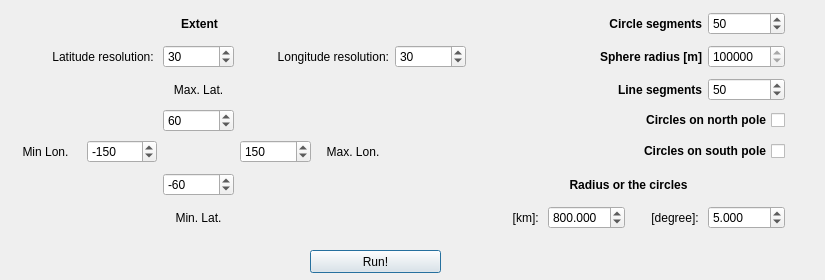
Above: indicatrix_mapper_dialog_base.ui from QnPi/tiss before the change. Below: the same form after it.
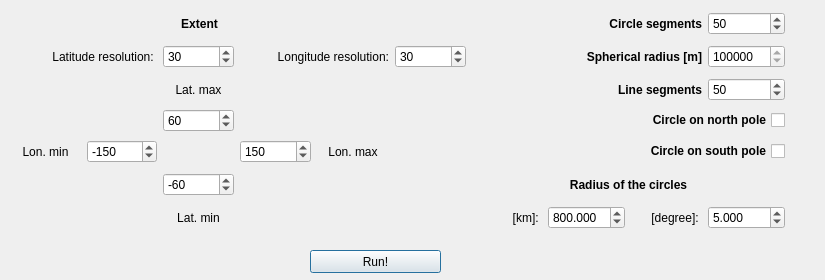
That is the form after the change.

Commit message: fixing ui, typos and engine, projections, metadata

Diff of the .ui file:
```diff
--- a/indicatrix_mapper_dialog_base.ui
+++ b/indicatrix_mapper_dialog_base.ui
@@ -82,7 +82,7 @@
        </size>
       </property>
       <property name="text">
-       <string>Max. Lon.</string>
+       <string>Lon. max</string>
       </property>
       <property name="alignment">
        <set>Qt::AlignCenter</set>
@@ -111,7 +111,7 @@
        </size>
       </property>
       <property name="text">
-       <string>Min Lon.</string>
+       <string>Lon. min</string>
       </property>
       <property name="alignment">
        <set>Qt::AlignCenter</set>
@@ -127,7 +127,7 @@
        </size>
       </property>
       <property name="text">
-       <string>Max. Lat.</string>
+       <string>Lat. max</string>
       </property>
       <property name="alignment">
        <set>Qt::AlignCenter</set>
@@ -182,7 +182,7 @@
        </size>
       </property>
       <property name="text">
-       <string>Min. Lat.</string>
+       <string>Lat. min</string>
       </property>
       <property name="alignment">
        <set>Qt::AlignCenter</set>
@@ -370,7 +370,7 @@
        </font>
       </property>
       <property name="text">
-       <string>Radius or the circles</string>
+       <string>Radius of the circles</string>
       </property>
       <property name="alignment">
        <set>Qt::AlignCenter</set>
@@ -392,7 +392,7 @@
        </font>
       </property>
       <property name="text">
-       <string>Sphere radius [m]</string>
+       <string>Spherical radius [m]</string>
       </property>
       <property name="alignment">
        <set>Qt::AlignRight|Qt::AlignTrailing|Qt::AlignVCenter</set>
@@ -449,7 +449,7 @@
        <enum>Qt::RightToLeft</enum>
       </property>
       <property name="text">
-       <string>Circles on south pole</string>
+       <string>Circle on south pole</string>
       </property>
      </widget>
     </item>
@@ -478,7 +478,7 @@
        <enum>Qt::RightToLeft</enum>
       </property>
       <property name="text">
-       <string>Circles on north pole</string>
+       <string>Circle on north pole</string>
       </property>
      </widget>
     </item>
```
The commit also changes 4 other files.
